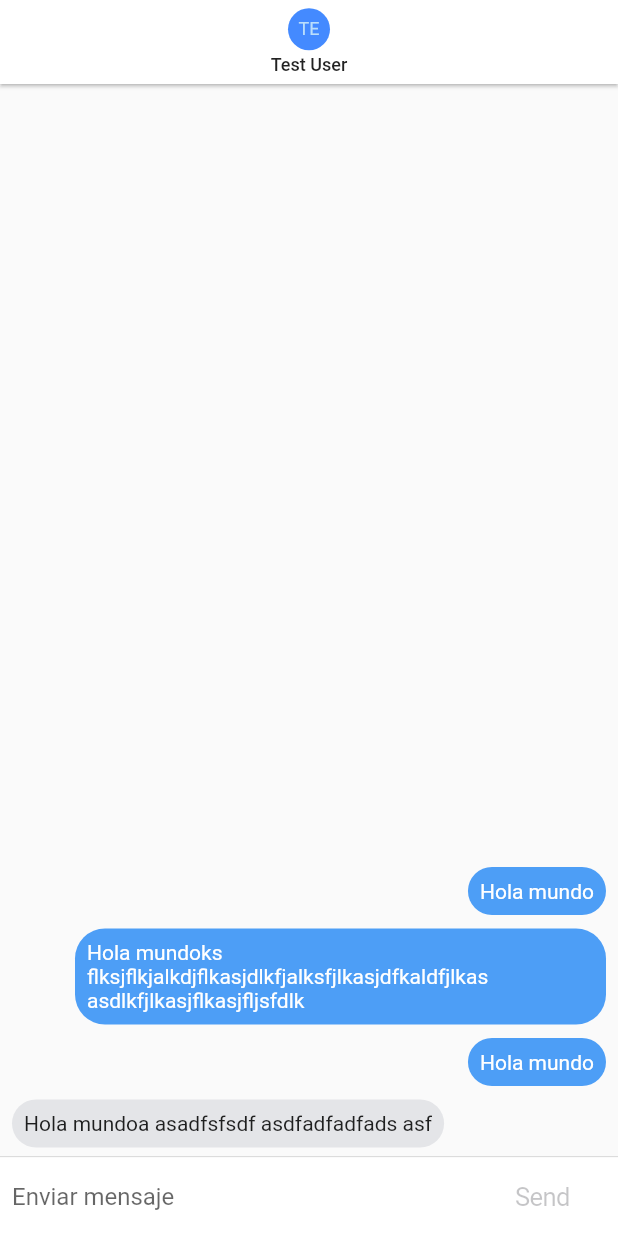
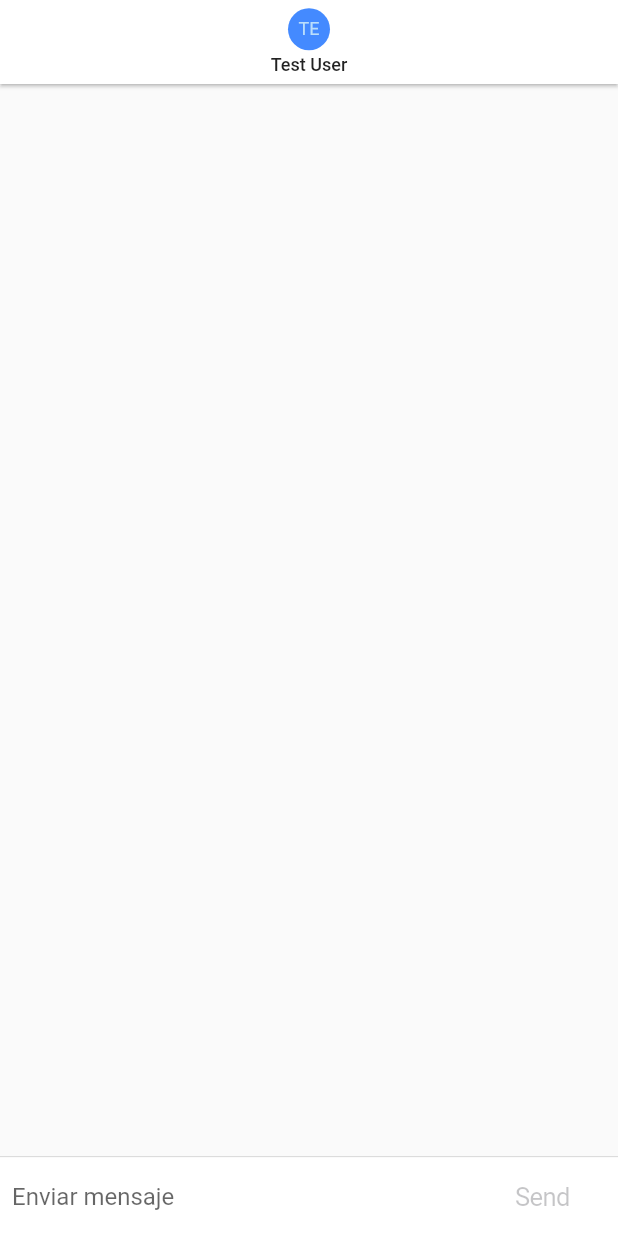
Before and after one commit to cesaroer/FlutterAvanzado, a Flutter app: the screen it shows after launch, on a phone screen of 412 x 824 dp. Run offline on Flutter 3.47's test engine with Material 2 defaults, Android fonts, the phone set to English and light mode, and no system bars; our stand-ins replace pie_chart, pull_to_refresh, socket_io_client.

Commit message:
Added all messages logic

```diff
--- a/02-chat_app/lib/pages/chat_page.dart
+++ b/02-chat_app/lib/pages/chat_page.dart
@@ -9,20 +9,12 @@ class ChatPage extends StatefulWidget {
   State<ChatPage> createState() => _ChatPageState();
 }
 
-class _ChatPageState extends State<ChatPage> {
+class _ChatPageState extends State<ChatPage> with TickerProviderStateMixin {
   final _textController = TextEditingController();
   final _focusNode = FocusNode();
   bool _isWriting = false;
 
-  final List<ChatMessage> _messages = [
-    ChatMessage(text: "Hola mundoa asadfsfsdf asdfadfadfads asf", uuid: "13"),
-    ChatMessage(text: "Hola mundo", uuid: "123"),
-    ChatMessage(
-        text:
-            "Hola mundoks flksjflkjalkdjflkasjdlkfjalksfjlkasjdfkaldfjlkas asdlkfjlkasjflkasjfljsfdlk",
-        uuid: "123"),
-    ChatMessage(text: "Hola mundo", uuid: "123"),
-  ];
+  final List<ChatMessage> _messages = [];
 
   @override
   Widget build(BuildContext context) {
@@ -127,10 +119,21 @@ class _ChatPageState extends State<ChatPage> {
   }
 
   _handleSubmit(String text) {
+    if (text.length == 0) {
+      return;
+    }
+
     _textController.clear();
     _focusNode.requestFocus();
 
-    final newMessage = ChatMessage(text: text, uuid: "123");
+    final newMessage = ChatMessage(
+      text: text,
+      uuid: "123",
+      animationController: AnimationController(
+          vsync: this, duration: Duration(milliseconds: 200)),
+    );
+
+    newMessage.animationController.forward();
 
     setState(() {
       _isWriting = false;
```
Also changed, not shown: 02-chat_app/lib/widgets/chat_messaje.dart (+16 -3 lines).
